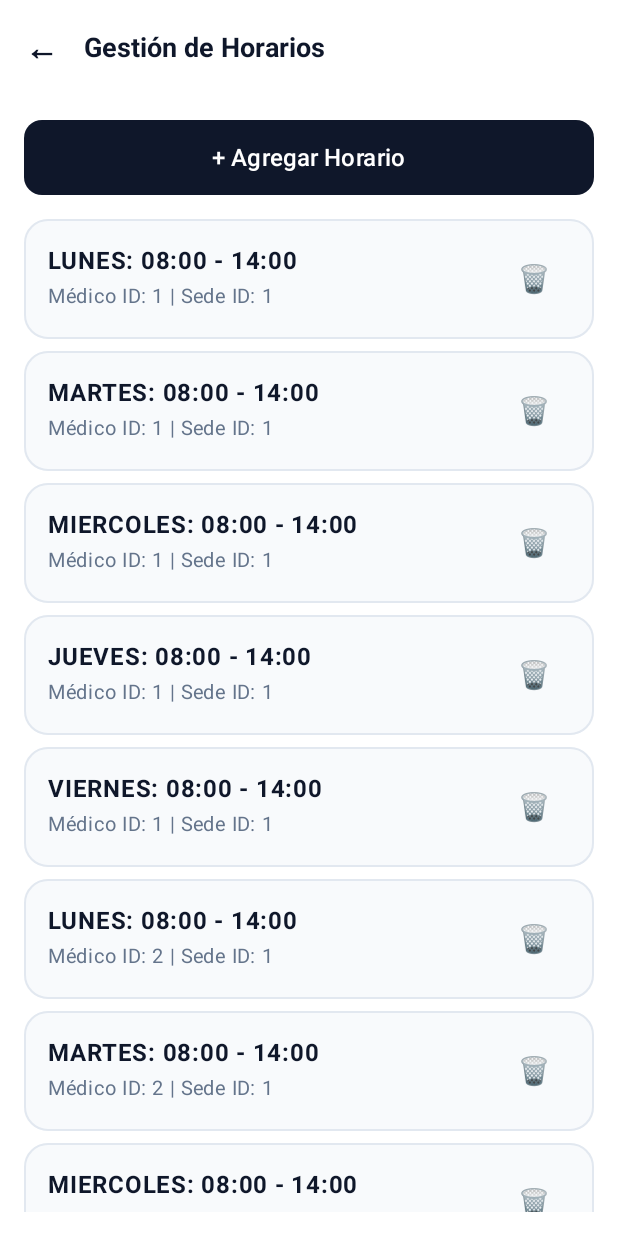
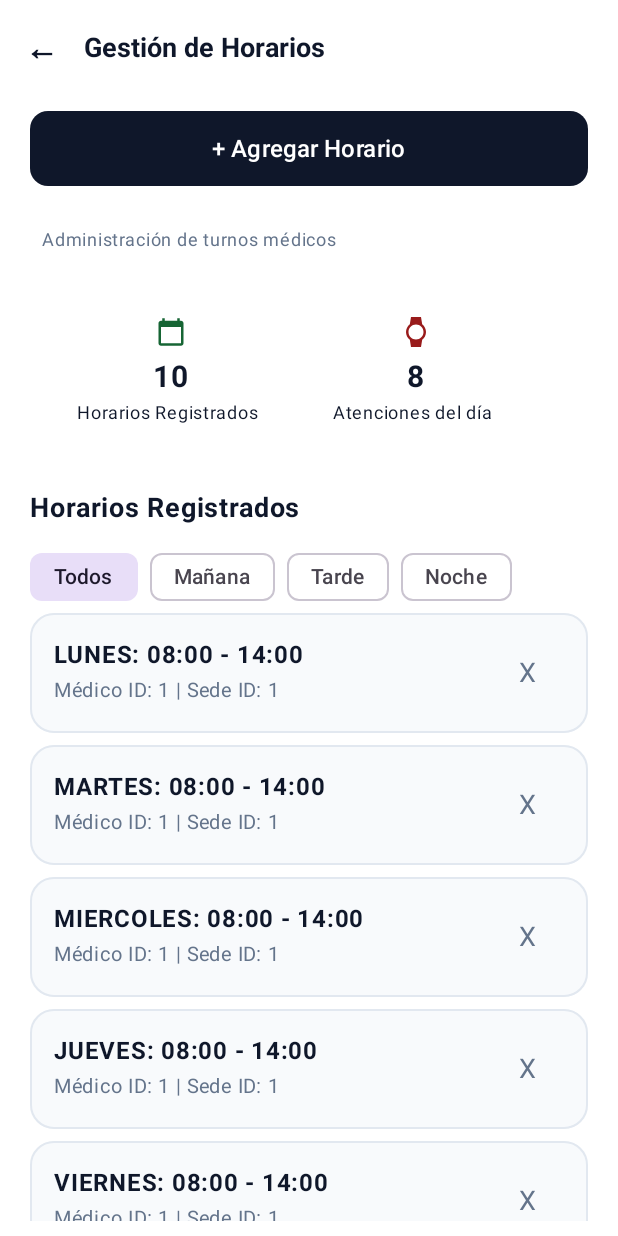
Before and after one commit to BryanChC/GestorCitasSANNA, an Android app built with Jetpack Compose: the GestionHorariosScreen screen opened through its navigation route, on a phone screen of 412 x 824 dp. Run offline under Robolectric (Android 15) with nearby library versions, the phone set to English and light mode, and no system bars; our stand-ins replace Room's generated code.

Commit message:
Avance de Gestión de Horarios

```diff
--- a/app/src/main/java/com/charahua/gestorcitassanna/presentation/screens/admin/GestionHorariosScreen.kt
+++ b/app/src/main/java/com/charahua/gestorcitassanna/presentation/screens/admin/GestionHorariosScreen.kt
@@ -1,13 +1,22 @@
 package com.charahua.gestorcitassanna.presentation.screens.admin
 
+import androidx.compose.foundation.BorderStroke
 import androidx.compose.foundation.background
 import androidx.compose.foundation.layout.*
+import androidx.compose.foundation.layout.Arrangement
 import androidx.compose.foundation.lazy.LazyColumn
 import androidx.compose.foundation.lazy.items
+import androidx.compose.foundation.shape.RoundedCornerShape
+import androidx.compose.material.icons.Icons
+import androidx.compose.material.icons.filled.CalendarToday
+import androidx.compose.material.icons.filled.Watch
 import androidx.compose.material3.*
 import androidx.compose.runtime.*
+import androidx.compose.ui.Alignment
 import androidx.compose.ui.Modifier
+import androidx.compose.ui.graphics.Color
 import androidx.compose.ui.text.font.FontWeight
+import androidx.compose.ui.text.style.TextAlign
 import androidx.compose.ui.unit.dp
 import androidx.compose.ui.unit.sp
 import com.charahua.gestorcitassanna.data.local.entity.HorarioMedicoEntity
@@ -24,6 +33,7 @@ fun GestionHorariosScreen(
     onBack: () -> Unit
 ) {
     val horarios by viewModel.horarios.collectAsState(initial = emptyList())
+    var turnoSeleccionado by remember { mutableStateOf("Todos") }
     var medicoId by remember { mutableStateOf("1") }
     var sedeId by remember { mutableStateOf("1") }
     var dia by remember { mutableStateOf("LUNES") }
@@ -31,20 +41,154 @@ fun GestionHorariosScreen(
     var fin by remember { mutableStateOf("14:00") }
     var showDialog by remember { mutableStateOf(false) }
 
+    val horariosFiltrados = horarios.filter { horario ->
+        val hora = horario.horaInicio
+
+        when (turnoSeleccionado) {
+            "Mañana" -> hora >= "06:00" && hora < "12:00"
+            "Tarde" -> hora >= "12:00" && hora < "18:00"
+            "Noche" -> hora >= "18:00" || hora < "06:00"
+            else -> true
+        }
+    }
+
     Column(modifier = Modifier.fillMaxSize().background(SannaBackground)) {
+
         MinimalTopBar(title = "Gestión de Horarios", onBackClick = onBack)
-        Column(modifier = Modifier.fillMaxSize().padding(16.dp)) {
+        Column(modifier = Modifier
+            .fillMaxWidth()
+            .padding(end = 20.dp, start = 20.dp, top = 10.dp, bottom = 10.dp)) {
+
+
             MinimalButton(text = "+ Agregar Horario", onClick = { showDialog = true }, modifier = Modifier.fillMaxWidth())
             Spacer(modifier = Modifier.height(16.dp))
+            Text(
+                text = "Administración de turnos médicos",
+                color = SannaSecondaryText,
+                fontSize = 12.sp,
+                fontWeight = FontWeight.Normal,
+                modifier = Modifier.padding(all = 8.dp),
+
+                )
+
+            Row(
+               modifier = Modifier.fillMaxWidth().padding(all = 15.dp),
+               horizontalArrangement = Arrangement.Center,
+               verticalAlignment = Alignment.CenterVertically
+
+           ) {
+
+               Spacer(modifier = Modifier.height(8.dp))
+               Card(
+                   modifier = Modifier.weight(1f),
+                   shape = RoundedCornerShape(14.dp),
+                   colors = CardDefaults.cardColors(containerColor = SannaBackground),
+               )
+               {
+                   Column(
+                       modifier = Modifier.padding(16.dp),
+                       verticalArrangement = Arrangement.Center,
+                       horizontalAlignment = Alignment.CenterHorizontally
+                   ) {
+                        Icon(
+                            imageVector = Icons.Default.CalendarToday,
+                            contentDescription = null,
+                            tint = SannaSuccess,
+                            modifier = Modifier.size(20.dp)
+                        )
+                       Spacer(modifier = Modifier.height(8.dp))
+
+                       Text(
+                           text = "10",
+                           color = SannaPrimary,
+                           fontSize = 20.sp,
+                           fontWeight = FontWeight.Bold
+
+                       )
+                       Text(
+                           text = "Horarios Registrados ",
+                           color = SannaPrimary,
+                           fontSize = 12.sp,
+                           fontWeight = FontWeight.Normal
+                       )
+
+
+
+                   }
+               }
+               Card(
+                   modifier = Modifier.weight(1f),
+                   shape = RoundedCornerShape(14.dp),
+                   colors = CardDefaults.cardColors(containerColor = SannaBackground),
+               ) {
+                   Column(
+                       modifier = Modifier.padding(16.dp),
+                       verticalArrangement = Arrangement.Center,
+                       horizontalAlignment = Alignment.CenterHorizontally
+                   ) {
+                       Icon(
+                           imageVector = Icons.Default.Watch,
+                           contentDescription = null,
+                           tint = SannaError,
+                           modifier = Modifier.size(20.dp)
+                       )
+                       Spacer(modifier = Modifier.height(8.dp))
+
+                       Text(
+                           text = "8",
+                           color = SannaPrimary,
+                           fontSize = 20.sp,
+                           fontWeight = FontWeight.Bold
+
+                       )
+                       Text(
+                           text = "Atenciones del día ",
+                           color = SannaPrimary,
+                           fontSize = 12.sp,
+                           fontWeight = FontWeight.Normal
+                       )
+
+                   }
+               }
+           }
+
+            Spacer(modifier = Modifier.height(8.dp))
+
+            Text(
+                text = "Horarios Registrados",
+                color = SannaPrimary,
+                fontSize = 18.sp,
+                fontWeight = FontWeight.Bold
+
+            )
+            Spacer(
+                modifier = Modifier.height(10.dp)
+            )
+            Row(
+                modifier = Modifier.fillMaxWidth(),
+                horizontalArrangement = Arrangement.spacedBy(8.dp)
+            ) {
+                listOf("Todos", "Mañana", "Tarde", "Noche").forEach { turno ->
+
+                    FilterChip(
+                        selected = turnoSeleccionado == turno,
+                        onClick = { turnoSeleccionado = turno },
+                        label = { Text(turno) }
+                    )
+                }
+            }
+
+
             LazyColumn(verticalArrangement = Arrangement.spacedBy(8.dp)) {
-                items(horarios) { h ->
+
+                items(horariosFiltrados) { h ->
                     MinimalCard {
                         Row(modifier = Modifier.fillMaxWidth().padding(16.dp), horizontalArrangement = Arrangement.SpaceBetween) {
                             Column(modifier = Modifier.weight(1f)) {
                                 Text("${h.diaSemana}: ${h.horaInicio} - ${h.horaFin}", fontWeight = FontWeight.Bold, fontSize = 16.sp, color = SannaPrimary)
                                 Text("Médico ID: ${h.medicoId} | Sede ID: ${h.sedeId}", fontSize = 13.sp, color = SannaSecondaryText)
                             }
-                            IconButton(onClick = { viewModel.deleteHorario(h) }) { Text("🗑️", fontSize = 18.sp) }
+                            IconButton(onClick = { viewModel.deleteHorario(h) }) { Text("X️", fontSize = 18.sp, color = SannaSecondaryText) }
                         }
                     }
                 }
```
